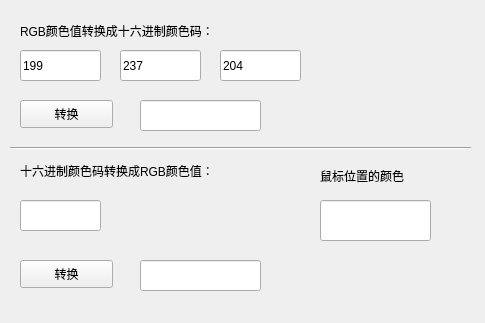
The window that mainwindow.ui (jaredtao/RGB-Convert) describes before a commit, drawn with Qt 5.
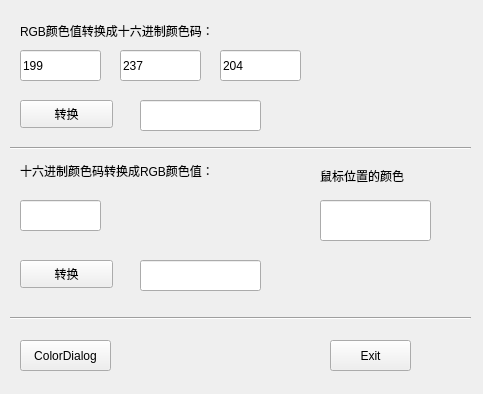
The same window after the commit.

Commit message: add color Dialog

```diff
--- a/mainwindow.ui
+++ b/mainwindow.ui
@@ -6,8 +6,8 @@
    <rect>
     <x>0</x>
     <y>0</y>
-    <width>485</width>
-    <height>323</height>
+    <width>483</width>
+    <height>394</height>
    </rect>
   </property>
   <property name="windowTitle">
@@ -222,6 +222,45 @@
      </rect>
     </property>
    </widget>
+   <widget class="Line" name="line_2">
+    <property name="geometry">
+     <rect>
+      <x>10</x>
+      <y>310</y>
+      <width>461</width>
+      <height>16</height>
+     </rect>
+    </property>
+    <property name="orientation">
+     <enum>Qt::Horizontal</enum>
+    </property>
+   </widget>
+   <widget class="QPushButton" name="pushButton_colorDialog">
+    <property name="geometry">
+     <rect>
+      <x>20</x>
+      <y>340</y>
+      <width>91</width>
+      <height>31</height>
+     </rect>
+    </property>
+    <property name="text">
+     <string>ColorDialog</string>
+    </property>
+   </widget>
+   <widget class="QPushButton" name="pushButton_Exit">
+    <property name="geometry">
+     <rect>
+      <x>330</x>
+      <y>340</y>
+      <width>81</width>
+      <height>31</height>
+     </rect>
+    </property>
+    <property name="text">
+     <string>Exit</string>
+    </property>
+   </widget>
   </widget>
  </widget>
  <layoutdefault spacing="6" margin="11"/>
```
Left out of the diff: 19 changed lines with no effect on the pictures. The commit also changes 2 other files.
